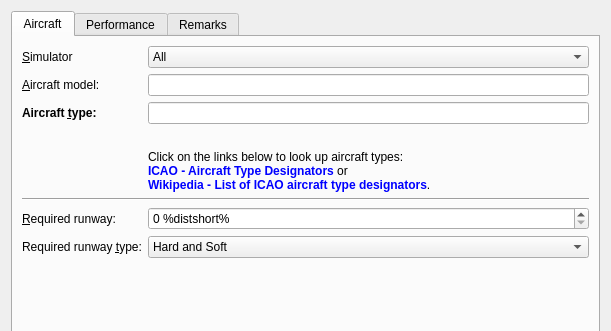
albar965/littlenavmap, file src/perf/aircraftperfdialog.ui: the form before one commit; both pictures show x 0 to 611 and y 0 to 331 of the 611 by 777 pixel window.
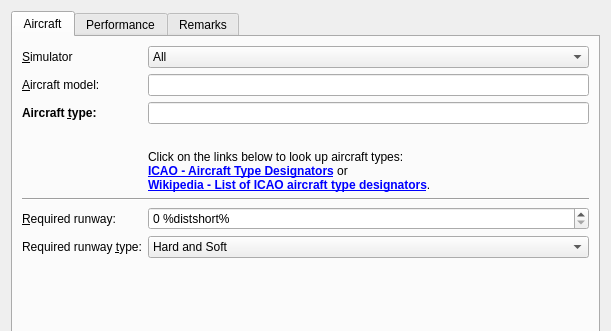
The form after the commit.

Diff of the .ui file:
```diff
--- a/src/perf/aircraftperfdialog.ui
+++ b/src/perf/aircraftperfdialog.ui
@@ -124,8 +124,8 @@
            </property>
            <property name="text">
             <string>&lt;p&gt;Click on the links below to look up aircraft types:&lt;br/&gt;
-&lt;a style=&quot;text-decoration:none;&quot; href=&quot;https://www2023.icao.int/publications/DOC8643/Pages/Search.aspx&quot;&gt;&lt;b&gt;ICAO - Aircraft Type Designators&lt;/b&gt;&lt;/a&gt; or&lt;br/&gt;
-&lt;a style=&quot;text-decoration:none;&quot; href=&quot;https://en.wikipedia.org/wiki/List_of_aircraft_type_designators&quot;&gt;&lt;b&gt;Wikipedia - List of ICAO aircraft type designators&lt;/b&gt;&lt;/a&gt;.&lt;/p&gt;</string>
+&lt;a href=&quot;https://www2023.icao.int/publications/DOC8643/Pages/Search.aspx&quot;&gt;&lt;b&gt;ICAO - Aircraft Type Designators&lt;/b&gt;&lt;/a&gt; or&lt;br/&gt;
+&lt;a href=&quot;https://en.wikipedia.org/wiki/List_of_aircraft_type_designators&quot;&gt;&lt;b&gt;Wikipedia - List of ICAO aircraft type designators&lt;/b&gt;&lt;/a&gt;.&lt;/p&gt;</string>
            </property>
            <property name="wordWrap">
             <bool>true</bool>
```
